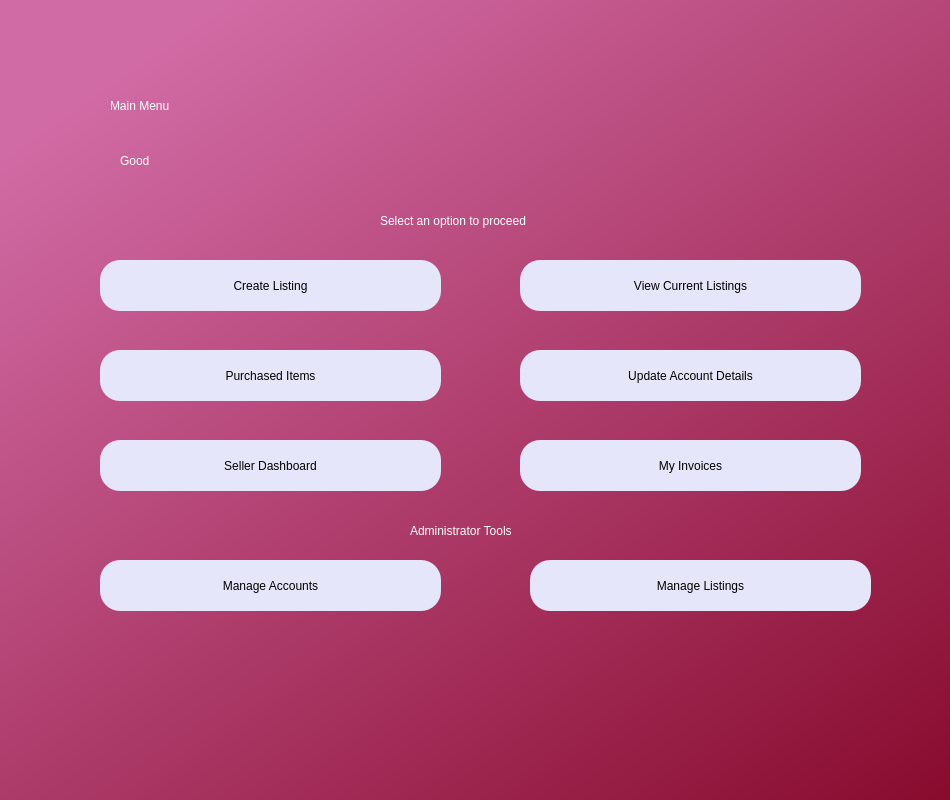
The window that adminmenu.ui (AnshulS853/Coursework_Prototype) describes before a commit, drawn with Qt 5.
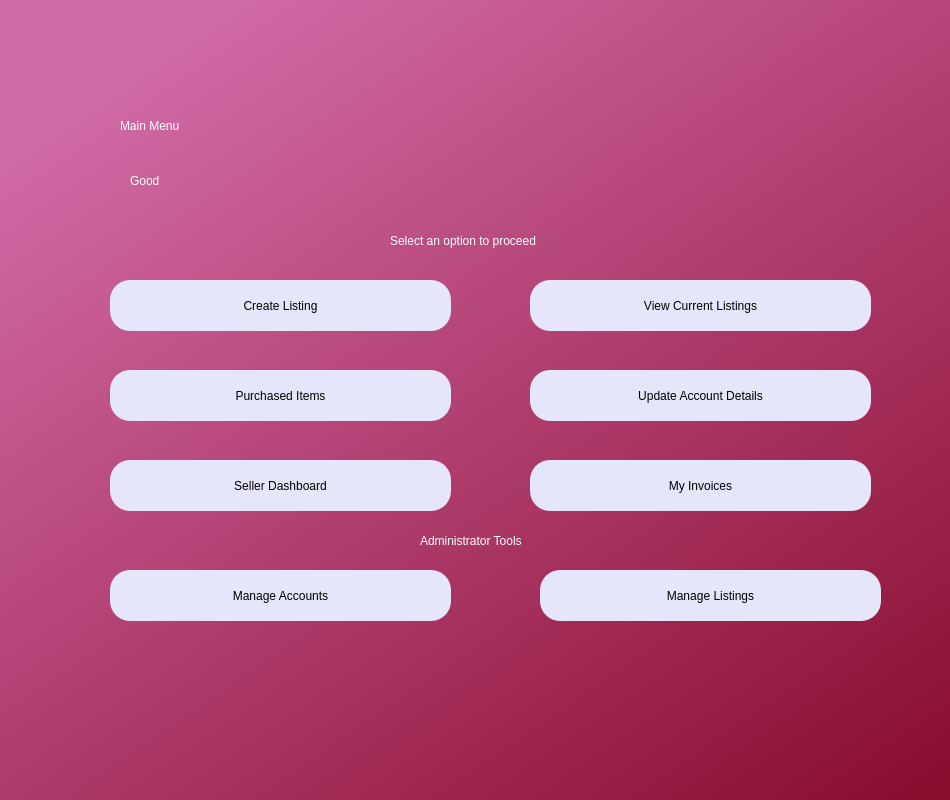
The same window after the commit.

The edit to the form file:
```diff
--- a/adminmenu.ui
+++ b/adminmenu.ui
@@ -38,11 +38,63 @@
     <string notr="true">QWidget#bgwidget{
 background-color:qlineargradient(spread:pad, x1:0.091, y1:0.101636, x2:0.991379, y2:0.977, stop:0 rgba(209, 107, 165, 255), stop:1 rgba(128, 0, 32, 255));}</string>
    </property>
+   <widget class="QPushButton" name="manageaccounts">
+    <property name="geometry">
+     <rect>
+      <x>110</x>
+      <y>570</y>
+      <width>341</width>
+      <height>51</height>
+     </rect>
+    </property>
+    <property name="styleSheet">
+     <string notr="true">border-radius:20px;
+background-color: rgb(230, 230, 250);
+font: 14pt &quot;MS Shell Dlg 2&quot;;</string>
+    </property>
+    <property name="text">
+     <string>Manage Accounts</string>
+    </property>
+   </widget>
+   <widget class="QPushButton" name="managelistings">
+    <property name="geometry">
+     <rect>
+      <x>540</x>
+      <y>570</y>
+      <width>341</width>
+      <height>51</height>
+     </rect>
+    </property>
+    <property name="styleSheet">
+     <string notr="true">border-radius:20px;
+background-color: rgb(230, 230, 250);
+font: 14pt &quot;MS Shell Dlg 2&quot;;</string>
+    </property>
+    <property name="text">
+     <string>Manage Listings</string>
+    </property>
+   </widget>
+   <widget class="QLabel" name="label_3">
+    <property name="geometry">
+     <rect>
+      <x>420</x>
+      <y>520</y>
+      <width>161</width>
+      <height>41</height>
+     </rect>
+    </property>
+    <property name="styleSheet">
+     <string notr="true">font: 16pt &quot;MS Shell Dlg 2&quot;;color:rgb(255, 255, 255)</string>
+    </property>
+    <property name="text">
+     <string>Administrator Tools</string>
+    </property>
+   </widget>
    <widget class="QLabel" name="label">
     <property name="geometry">
      <rect>
-      <x>110</x>
-      <y>70</y>
+      <x>120</x>
+      <y>90</y>
       <width>631</width>
       <height>71</height>
      </rect>
@@ -57,8 +109,8 @@
    <widget class="QLabel" name="greetuser">
     <property name="geometry">
      <rect>
-      <x>120</x>
-      <y>140</y>
+      <x>130</x>
+      <y>160</y>
       <width>491</width>
       <height>41</height>
      </rect>
@@ -73,26 +125,8 @@
    <widget class="QPushButton" name="viewlistings">
     <property name="geometry">
      <rect>
-      <x>520</x>
-      <y>260</y>
-      <width>341</width>
-      <height>51</height>
-     </rect>
-    </property>
-    <property name="styleSheet">
-     <string notr="true">border-radius:20px;
-background-color: rgb(230, 230, 250);
-font: 14pt &quot;MS Shell Dlg 2&quot;;</string>
-    </property>
-    <property name="text">
-     <string>View Current Listings</string>
-    </property>
-   </widget>
-   <widget class="QPushButton" name="purchaseditems">
-    <property name="geometry">
-     <rect>
-      <x>100</x>
-      <y>350</y>
+      <x>110</x>
+      <y>370</y>
       <width>341</width>
       <height>51</height>
      </rect>
@@ -106,29 +140,11 @@
      <string>Purchased Items</string>
     </property>
    </widget>
-   <widget class="QPushButton" name="updateaccount">
-    <property name="geometry">
-     <rect>
-      <x>520</x>
-      <y>350</y>
-      <width>341</width>
-      <height>51</height>
-     </rect>
-    </property>
-    <property name="styleSheet">
-     <string notr="true">border-radius:20px;
-background-color: rgb(230, 230, 250);
-font: 14pt &quot;MS Shell Dlg 2&quot;;</string>
-    </property>
-    <property name="text">
-     <string>Update Account Details</string>
-    </property>
-   </widget>
    <widget class="QPushButton" name="gotocreate">
     <property name="geometry">
      <rect>
-      <x>100</x>
-      <y>260</y>
+      <x>110</x>
+      <y>280</y>
       <width>341</width>
       <height>51</height>
      </rect>
@@ -142,29 +158,11 @@
      <string>Create Listing</string>
     </property>
    </widget>
-   <widget class="QPushButton" name="manageaccounts">
-    <property name="geometry">
-     <rect>
-      <x>100</x>
-      <y>560</y>
-      <width>341</width>
-      <height>51</height>
-     </rect>
-    </property>
-    <property name="styleSheet">
-     <string notr="true">border-radius:20px;
-background-color: rgb(230, 230, 250);
-font: 14pt &quot;MS Shell Dlg 2&quot;;</string>
-    </property>
-    <property name="text">
-     <string>Manage Accounts</string>
-    </property>
-   </widget>
-   <widget class="QPushButton" name="managelistings">
+   <widget class="QPushButton" name="gotoupdateacc">
     <property name="geometry">
      <rect>
       <x>530</x>
-      <y>560</y>
+      <y>370</y>
       <width>341</width>
       <height>51</height>
      </rect>
@@ -175,66 +173,14 @@
 font: 14pt &quot;MS Shell Dlg 2&quot;;</string>
     </property>
     <property name="text">
-     <string>Manage Listings</string>
-    </property>
-   </widget>
-   <widget class="QLabel" name="label_3">
-    <property name="geometry">
-     <rect>
-      <x>410</x>
-      <y>510</y>
-      <width>161</width>
-      <height>41</height>
-     </rect>
-    </property>
-    <property name="styleSheet">
-     <string notr="true">font: 16pt &quot;MS Shell Dlg 2&quot;;color:rgb(255, 255, 255)</string>
-    </property>
-    <property name="text">
-     <string>Administrator Tools</string>
-    </property>
-   </widget>
-   <widget class="QPushButton" name="sellerdashboard">
-    <property name="geometry">
-     <rect>
-      <x>100</x>
-      <y>440</y>
-      <width>341</width>
-      <height>51</height>
-     </rect>
-    </property>
-    <property name="styleSheet">
-     <string notr="true">border-radius:20px;
-background-color: rgb(230, 230, 250);
-font: 14pt &quot;MS Shell Dlg 2&quot;;</string>
-    </property>
-    <property name="text">
-     <string>Seller Dashboard</string>
-    </property>
-   </widget>
-   <widget class="QPushButton" name="myinvoices">
-    <property name="geometry">
-     <rect>
-      <x>520</x>
-      <y>440</y>
-      <width>341</width>
-      <height>51</height>
-     </rect>
-    </property>
-    <property name="styleSheet">
-     <string notr="true">border-radius:20px;
-background-color: rgb(230, 230, 250);
-font: 14pt &quot;MS Shell Dlg 2&quot;;</string>
-    </property>
-    <property name="text">
-     <string>My Invoices</string>
+     <string>Update Account Details</string>
     </property>
    </widget>
    <widget class="QLabel" name="label_4">
     <property name="geometry">
      <rect>
-      <x>380</x>
-      <y>200</y>
+      <x>390</x>
+      <y>220</y>
       <width>221</width>
       <height>41</height>
      </rect>
@@ -246,6 +192,60 @@
      <string>Select an option to proceed</string>
     </property>
    </widget>
+   <widget class="QPushButton" name="gotodashboard">
+    <property name="geometry">
+     <rect>
+      <x>110</x>
+      <y>460</y>
+      <width>341</width>
+      <height>51</height>
+     </rect>
+    </property>
+    <property name="styleSheet">
+     <string notr="true">border-radius:20px;
+background-color: rgb(230, 230, 250);
+font: 14pt &quot;MS Shell Dlg 2&quot;;</string>
+    </property>
+    <property name="text">
+     <string>Seller Dashboard</string>
+    </property>
+   </widget>
+   <widget class="QPushButton" name="gotoview">
+    <property name="geometry">
+     <rect>
+      <x>530</x>
+      <y>280</y>
+      <width>341</width>
+      <height>51</height>
+     </rect>
+    </property>
+    <property name="styleSheet">
+     <string notr="true">border-radius:20px;
+background-color: rgb(230, 230, 250);
+font: 14pt &quot;MS Shell Dlg 2&quot;;</string>
+    </property>
+    <property name="text">
+     <string>View Current Listings</string>
+    </property>
+   </widget>
+   <widget class="QPushButton" name="gotoinvoices">
+    <property name="geometry">
+     <rect>
+      <x>530</x>
+      <y>460</y>
+      <width>341</width>
+      <height>51</height>
+     </rect>
+    </property>
+    <property name="styleSheet">
+     <string notr="true">border-radius:20px;
+background-color: rgb(230, 230, 250);
+font: 14pt &quot;MS Shell Dlg 2&quot;;</string>
+    </property>
+    <property name="text">
+     <string>My Invoices</string>
+    </property>
+   </widget>
   </widget>
  </widget>
  <resources>
```
Left out of the diff: 2 changed lines with no effect on the pictures.
